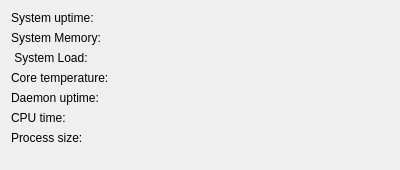
Qt form gui/snowgui/icegui/systeminfowidget.ui (AndreasFMueller/AstroPhotography) before a commit.
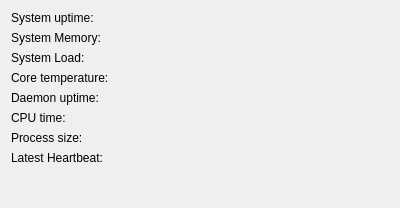
The same form after that commit.

```diff
--- a/gui/snowgui/icegui/systeminfowidget.ui
+++ b/gui/snowgui/icegui/systeminfowidget.ui
@@ -7,7 +7,7 @@
     <x>0</x>
     <y>0</y>
     <width>400</width>
-    <height>170</height>
+    <height>208</height>
    </rect>
   </property>
   <property name="windowTitle">
@@ -34,7 +34,7 @@
    <item row="2" column="0">
     <widget class="QLabel" name="loadLabel">
      <property name="text">
-      <string> System Load:</string>
+      <string>System Load:</string>
      </property>
     </widget>
    </item>
@@ -133,6 +133,20 @@
      </property>
     </widget>
    </item>
+   <item row="7" column="0">
+    <widget class="QLabel" name="heartbeatLabel">
+     <property name="text">
+      <string>Latest Heartbeat:</string>
+     </property>
+    </widget>
+   </item>
+   <item row="7" column="1">
+    <widget class="QLabel" name="heartbeatField">
+     <property name="text">
+      <string/>
+     </property>
+    </widget>
+   </item>
   </layout>
  </widget>
  <resources/>
```
